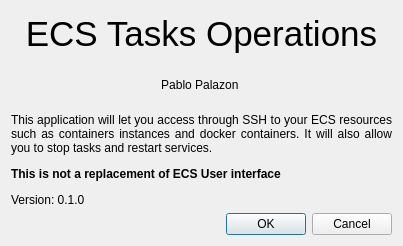
Before: the Qt Designer form src/ecs_tasks_ops_qt5/about.ui in ppalazon/ecs-tasks-ops, drawn with Qt 5.
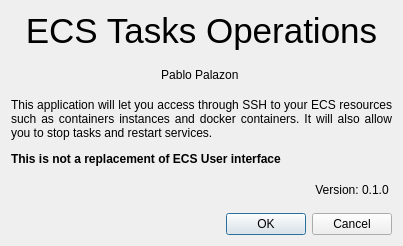
After: the same form once the commit is applied.

Commit message: Fix getting version from project

What changed in the file:
```diff
--- a/src/ecs_tasks_ops_qt5/about.ui
+++ b/src/ecs_tasks_ops_qt5/about.ui
@@ -44,7 +44,7 @@
      <item>
       <widget class="QLabel" name="help">
        <property name="text">
-        <string>&lt;html&gt;&lt;head/&gt;&lt;body&gt;&lt;p&gt;This application will let you access through SSH to your ECS resources such as containers instances and docker containers. It will also allow you to stop tasks and restart services. &lt;/p&gt;&lt;p&gt;&lt;span style=&quot; font-weight:600;&quot;&gt;This is not a replacement of ECS User interface&lt;/span&gt;&lt;/p&gt;&lt;p&gt;Version: 0.1.0 &lt;/p&gt;&lt;/body&gt;&lt;/html&gt;</string>
+        <string>&lt;html&gt;&lt;head/&gt;&lt;body&gt;&lt;p&gt;This application will let you access through SSH to your ECS resources such as containers instances and docker containers. It will also allow you to stop tasks and restart services. &lt;/p&gt;&lt;p&gt;&lt;span style=&quot; font-weight:600;&quot;&gt;This is not a replacement of ECS User interface&lt;/span&gt;&lt;/p&gt;&lt;/body&gt;&lt;/html&gt;</string>
        </property>
        <property name="textFormat">
         <enum>Qt::MarkdownText</enum>
@@ -57,6 +57,16 @@
        </property>
       </widget>
      </item>
+     <item>
+      <widget class="QLabel" name="version">
+       <property name="text">
+        <string>Version: 0.1.0 </string>
+       </property>
+       <property name="alignment">
+        <set>Qt::AlignRight|Qt::AlignTrailing|Qt::AlignVCenter</set>
+       </property>
+      </widget>
+     </item>
      <item>
       <widget class="QDialogButtonBox" name="buttonBox">
        <property name="orientation">
```
The commit also changes 3 other files.
